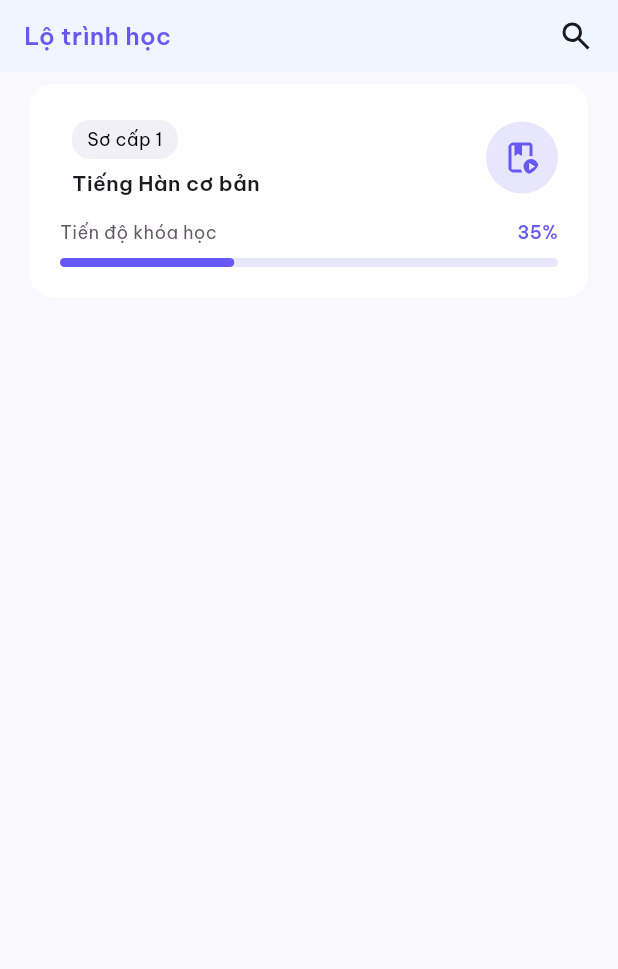
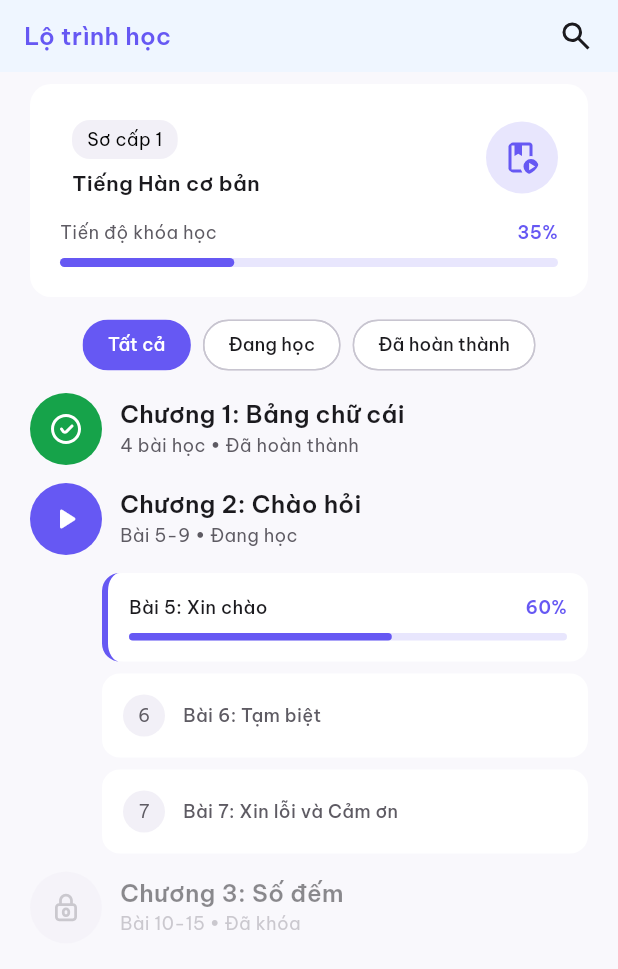
Before and after one commit to baducnguyen259/language_learning_app_full, a Flutter app: the LearningView screen opened directly, on a phone screen of 412 x 824 dp. Shown: the top 969 px of the screen. Run offline on Flutter 3.47's test engine with Material 3 defaults, Android fonts, the phone set to English and light mode, and no system bars; our stand-ins replace cached_network_image, flutter_svg, get.

Commit message:
home and practice

```diff
--- a/lib/app/modules/home/widgets/home_content.dart
+++ b/lib/app/modules/home/widgets/home_content.dart
@@ -4,7 +4,6 @@ import 'package:language_learning_app/app/common/values/values.dart';
 import 'package:language_learning_app/app/common/widgets/custom_text.dart';
 import 'package:language_learning_app/app/modules/home/controllers/home_controller.dart';
 import 'package:language_learning_app/app/modules/home/widgets/continue_learning_card.dart';
-import 'package:language_learning_app/app/modules/home/widgets/daily_goal_card.dart';
 import 'package:language_learning_app/app/modules/home/widgets/greeting_header.dart';
 import 'package:language_learning_app/app/modules/home/widgets/learning_streak_card.dart';
 import 'package:language_learning_app/app/modules/home/widgets/practice_grid.dart';
--- a/lib/app/modules/learning/views/learning_view.dart
+++ b/lib/app/modules/learning/views/learning_view.dart
@@ -3,7 +3,9 @@ import 'package:get/get.dart';
 import 'package:language_learning_app/app/common/values/values.dart';
 import 'package:language_learning_app/app/common/widgets/base_scaffold.dart';
 import 'package:language_learning_app/app/modules/learning/controllers/learning_controller.dart';
+import 'package:language_learning_app/app/modules/learning/widgets/chapter_list.dart';
 import 'package:language_learning_app/app/modules/learning/widgets/course_sumary_card.dart';
+import 'package:language_learning_app/app/modules/learning/widgets/learning_filter_bar.dart';
 import 'package:language_learning_app/app/modules/learning/widgets/learning_header.dart';
 
 class LearningView extends GetView<LearningController> {
@@ -16,13 +18,17 @@ class LearningView extends GetView<LearningController> {
       body: SafeArea(
         child: Column(
           children: [
-            const LearningHeader(),
             Expanded(
               child: SingleChildScrollView(
                 child: ConstrainedBox(
                   constraints: const BoxConstraints(maxWidth: 680),
                   child: Column(
-                    children: [CourseSumaryCard(controller: controller)],
+                    children: [
+                      LearningHeader(),
+                      CourseSumaryCard(controller: controller),
+                      LearningFilterBar(controller: controller),
+                      ChapterList(controller: controller),
+                    ],
                   ),
                 ),
               ),
--- /dev/null
+++ b/lib/app/modules/learning/widgets/chapter_list.dart
@@ -0,0 +1,198 @@
+import 'package:flutter/material.dart';
+import 'package:get/get.dart';
+import 'package:language_learning_app/app/common/values/values.dart';
+import 'package:language_learning_app/app/common/widgets/custom_image.dart';
+import 'package:language_learning_app/app/common/widgets/custom_text.dart';
+import 'package:language_learning_app/app/modules/learning/controllers/learning_controller.dart';
+
+class ChapterList extends StatelessWidget {
+  const ChapterList({required this.controller, super.key});
+
+  final LearningController controller;
+
+  @override
+  Widget build(BuildContext context) {
+    return Padding(
+      padding: const EdgeInsets.symmetric(horizontal: 20, vertical: 8),
+      child: Column(
+        crossAxisAlignment: CrossAxisAlignment.stretch,
+        spacing: 12,
+        children: [
+          _buildChapterHeader(
+            title: 'Chương 1: Bảng chữ cái',
+            subtitle: '4 bài học • Đã hoàn thành',
+            color: AppColors.contentSecondaryGreen,
+            icon: CustomImage.asset(
+              AppIcons.icCheckOutlined,
+              width: 24,
+              height: 24,
+              color: AppColors.white,
+            ),
+          ),
+          _buildChapterHeader(
+            title: 'Chương 2: Chào hỏi',
+            subtitle: 'Bài 5-9 • Đang học',
+            color: AppColors.purple100,
+            icon: Icon(
+              Icons.play_arrow_rounded,
+              color: AppColors.contentPrimaryInvert,
+            ),
+          ),
+          // const SizedBox(height: 14),
+          Padding(
+            padding: const EdgeInsets.only(left: 48),
+            child: Column(
+              spacing: 8,
+              children: [
+                Obx(
+                  () => _buildLessonTile(
+                    number: 5,
+                    title: 'Bài 5: Xin chào',
+                    progressLabel:
+                        '${(controller.currentLessonProgress.value * 100).round()}%',
+                    progressIndicator: LinearProgressIndicator(
+                      value: controller.currentLessonProgress.value,
+                      minHeight: 5,
+                      borderRadius: BorderRadius.circular(4),
+                      backgroundColor: AppColors.purple15,
+                      valueColor: AlwaysStoppedAnimation<Color>(
+                        AppColors.purple100,
+                      ),
+                    ),
+                  ),
+                ),
+                _buildLessonTile(number: 6, title: 'Bài 6: Tạm biệt'),
+                _buildLessonTile(number: 7, title: 'Bài 7: Xin lỗi và Cảm ơn'),
+              ],
+            ),
+          ),
+          _buildChapterHeader(
+            title: 'Chương 3: Số đếm',
+            subtitle: 'Bài 10-15 • Đã khóa',
+            color: AppColors.backgroundPPLightAccent,
+            disabled: true,
+            icon: CustomImage.asset(
+              AppIcons.icLock,
+              width: 22,
+              height: 22,
+              color: AppColors.contentTertiary,
+            ),
+          ),
+        ],
+      ),
+    );
+  }
+
+  Widget _buildChapterHeader({
+    required String title,
+    required String subtitle,
+    required Color color,
+    required Widget icon,
+    bool disabled = false,
+  }) {
+    return Opacity(
+      opacity: disabled ? 0.5 : 1,
+      child: Row(
+        crossAxisAlignment: CrossAxisAlignment.start,
+        children: [
+          Container(
+            width: 48,
+            height: 48,
+            decoration: BoxDecoration(color: color, shape: BoxShape.circle),
+            alignment: Alignment.center,
+            child: icon,
+          ),
+          const SizedBox(width: 12),
+          Expanded(
+            child: Padding(
+              padding: const EdgeInsets.only(top: 4),
+              child: Column(
+                crossAxisAlignment: CrossAxisAlignment.start,
+                children: [
+                  CustomText(
+                    text: title,
+                    style: AppTextStyle.labelMedium,
+                    color: AppColors.contentPrimary,
+                  ),
+                  const SizedBox(height: 2),
+                  CustomText(
+                    text: subtitle,
+                    style: AppTextStyle.bodyXSReg,
+                    color: disabled
+                        ? AppColors.contentTertiary
+                        : AppColors.contentSecondary,
+                  ),
+                ],
+              ),
+            ),
+          ),
+        ],
+      ),
+    );
+  }
+
+  Widget _buildLessonTile({
+    required int number,
+    required String title,
+    String? progressLabel,
+    Widget? progressIndicator,
+  }) {
+    final hasProgress = progressIndicator != null;
+
+    return Container(
+      padding: const EdgeInsets.all(14),
+      decoration: BoxDecoration(
+        color: AppColors.backgroundPrimary,
+        borderRadius: BorderRadius.circular(12),
+        border: hasProgress
+            ? Border(left: BorderSide(color: AppColors.purple100, width: 4))
+            : null,
+      ),
+      child: Column(
+        mainAxisSize: MainAxisSize.min,
+        children: [
+          Row(
+            children: [
+              if (!hasProgress) ...[
+                Container(
+                  width: 28,
+                  height: 28,
+                  decoration: BoxDecoration(
+                    color: AppColors.backgroundPPLightAccent,
+                    shape: BoxShape.circle,
+                  ),
+                  alignment: Alignment.center,
+                  child: CustomText(
+                    text: '$number',
+                    style: AppTextStyle.bodyXSReg,
+                    color: AppColors.contentSecondary,
+                  ),
+                ),
+                const SizedBox(width: 12),
+              ],
+              Expanded(
+                child: CustomText(
+                  text: title,
+                  style: AppTextStyle.labelMedXSmall,
+                  color: hasProgress
+                      ? AppColors.contentPrimary
+                      : AppColors.contentSecondary,
+                ),
+              ),
+              if (progressLabel != null)
+                CustomText(
+                  text: progressLabel,
+                  style: AppTextStyle.bodyXSSemi,
+                  color: AppColors.purple100,
+                ),
+            ],
+          ),
+          if (progressIndicator != null) ...[
+            const SizedBox(height: 8),
+            progressIndicator,
+          ],
+        ],
+      ),
+    );
+  }
+}
--- /dev/null
+++ b/lib/app/modules/learning/widgets/learning_filter_bar.dart
@@ -0,0 +1,42 @@
+import 'package:flutter/material.dart';
+import 'package:get/get.dart';
+import 'package:language_learning_app/app/common/values/values.dart';
+import 'package:language_learning_app/app/common/widgets/custom_text.dart';
+import 'package:language_learning_app/app/modules/learning/controllers/learning_controller.dart';
+
+class LearningFilterBar extends StatelessWidget {
+  const LearningFilterBar({super.key, required this.controller});
+  final LearningController controller;
+  static const List<String> _labels = ['Tất cả', 'Đang học', 'Đã hoàn thành'];
+  @override
+  Widget build(BuildContext context) {
+    return Obx(
+      () => Wrap(
+        spacing: 8,
+        runSpacing: 8,
+        children: List.generate(_labels.length, (index) {
+          final isSelected = controller.selectedFilterIndex.value == index;
+          return ChoiceChip(
+            showCheckmark: false,
+            label: CustomText(
+              text: _labels[index],
+              style: AppTextStyle.labelMedXSmall,
+              color: isSelected
+                  ? AppColors.contentPrimaryInvert
+                  : AppColors.contentPrimary,
+            ),
+            selected: isSelected,
+            selectedColor: AppColors.purple100,
+            backgroundColor: AppColors.backgroundPrimary,
+            labelPadding: const EdgeInsets.symmetric(horizontal: 8),
+            onSelected: (_) => controller.changeFilter(index),
+            shape: RoundedRectangleBorder(
+              borderRadius: BorderRadius.circular(18),
+              side: BorderSide.none,
+            ),
+          );
+        }),
+      ),
+    );
+  }
+}
--- a/lib/app/modules/practice/views/practice_view.dart
+++ b/lib/app/modules/practice/views/practice_view.dart
@@ -2,6 +2,8 @@ import 'package:flutter/material.dart';
 import 'package:get/get.dart';
 import 'package:language_learning_app/app/common/values/values.dart';
 import 'package:language_learning_app/app/common/widgets/base_scaffold.dart';
+import 'package:language_learning_app/app/common/widgets/custom_image.dart';
+import 'package:language_learning_app/app/common/widgets/custom_text.dart';
 import 'package:language_learning_app/app/modules/practice/controllers/practice_controller.dart';
 
 class PracticeView extends GetView<PracticeController> {
@@ -11,13 +13,33 @@ class PracticeView extends GetView<PracticeController> {
   Widget build(BuildContext context) {
     return BaseScaffold(
       backgroundColor: AppColors.backgroundSecondaryLightPurple,
-      body: Center(
-        child: Text(
-          'Luyện tập',
-          style: AppTextStyle.headingXSmall.copyWith(
+      body: Stack(children: [_buildHeader()]),
+    );
+  }
+
+  Widget _buildHeader() {
+    return Container(
+      height: 48,
+      padding: EdgeInsets.symmetric(horizontal: 16),
+      decoration: BoxDecoration(color: AppColors.backgroundSecondaryLightBlue),
+      child: Row(
+        children: [
+          CircleAvatar(),
+          Expanded(
+            child: CustomText(
+              text: 'Luyện tập',
+              style: AppTextStyle.labelMedium,
+              color: AppColors.purple100,
+            ),
+          ),
+          CustomImage.asset(
+            AppIcons.icSearch,
+            width: 24,
+            height: 24,
             color: AppColors.contentPrimary,
+            semanticLabel: 'Tìm kiếm',
           ),
-        ),
+        ],
       ),
     );
   }
```
